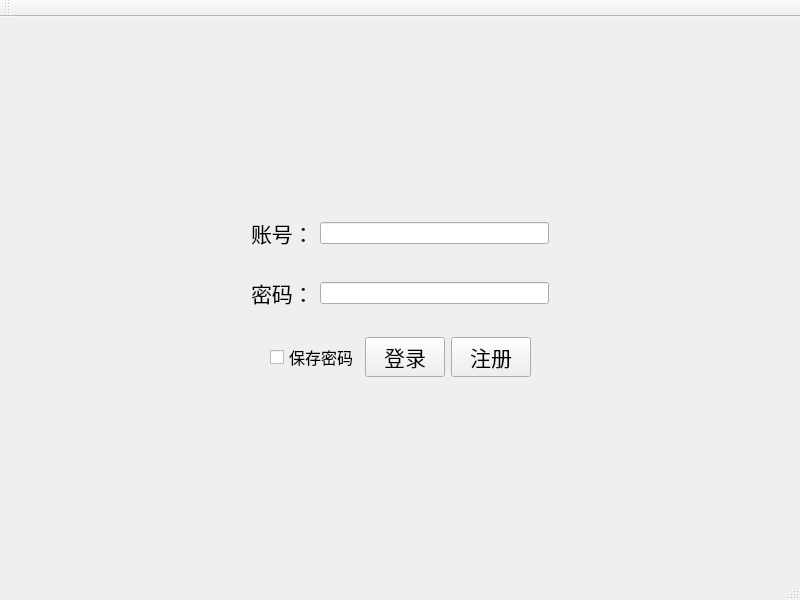
Old version of the form ChatRoom/mainwindow.ui in the repository AnsrM/Chat-Project.
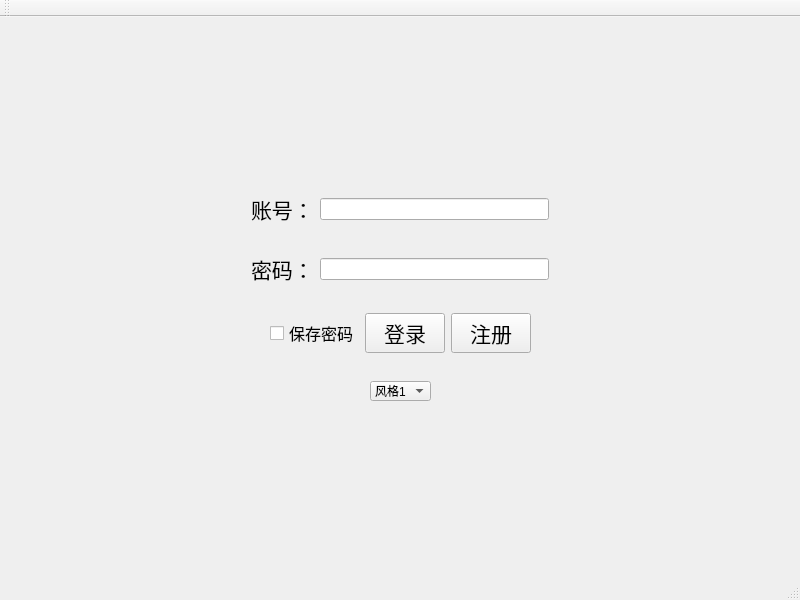
New version of the form.

Diff of the .ui file:
```diff
--- a/ChatRoom/mainwindow.ui
+++ b/ChatRoom/mainwindow.ui
@@ -210,6 +210,63 @@
       <zorder>checkBoxSave</zorder>
      </widget>
     </item>
+    <item>
+     <widget class="QWidget" name="widget_4" native="true">
+      <layout class="QHBoxLayout" name="horizontalLayout">
+       <item>
+        <spacer name="horizontalSpacer_7">
+         <property name="orientation">
+          <enum>Qt::Horizontal</enum>
+         </property>
+         <property name="sizeHint" stdset="0">
+          <size>
+           <width>40</width>
+           <height>20</height>
+          </size>
+         </property>
+        </spacer>
+       </item>
+       <item>
+        <widget class="QComboBox" name="comboBox">
+         <property name="minimumSize">
+          <size>
+           <width>60</width>
+           <height>20</height>
+          </size>
+         </property>
+         <item>
+          <property name="text">
+           <string>风格1</string>
+          </property>
+         </item>
+         <item>
+          <property name="text">
+           <string>风格2</string>
+          </property>
+         </item>
+         <item>
+          <property name="text">
+           <string>风格3</string>
+          </property>
+         </item>
+        </widget>
+       </item>
+       <item>
+        <spacer name="horizontalSpacer_8">
+         <property name="orientation">
+          <enum>Qt::Horizontal</enum>
+         </property>
+         <property name="sizeHint" stdset="0">
+          <size>
+           <width>40</width>
+           <height>20</height>
+          </size>
+         </property>
+        </spacer>
+       </item>
+      </layout>
+     </widget>
+    </item>
     <item>
      <spacer name="verticalSpacer_2">
       <property name="orientation">
```
Left out of the diff: 4 changed lines with no effect on the pictures.
